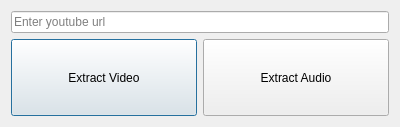
Old version of the form src/forms/MainWindow/startwindow.ui in the repository Rasakhatskiy/Labs_S3_OOOP_Project.
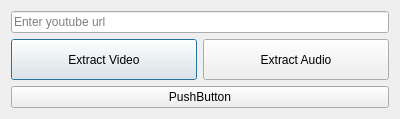
New version of the form.

Diff of the .ui file:
```diff
--- a/src/forms/MainWindow/startwindow.ui
+++ b/src/forms/MainWindow/startwindow.ui
@@ -7,7 +7,7 @@
     <x>0</x>
     <y>0</y>
     <width>400</width>
-    <height>127</height>
+    <height>119</height>
    </rect>
   </property>
   <property name="windowTitle">
@@ -51,6 +51,13 @@
      </item>
     </layout>
    </item>
+   <item>
+    <widget class="QPushButton" name="pushButton">
+     <property name="text">
+      <string>PushButton</string>
+     </property>
+    </widget>
+   </item>
   </layout>
  </widget>
  <resources/>
```
